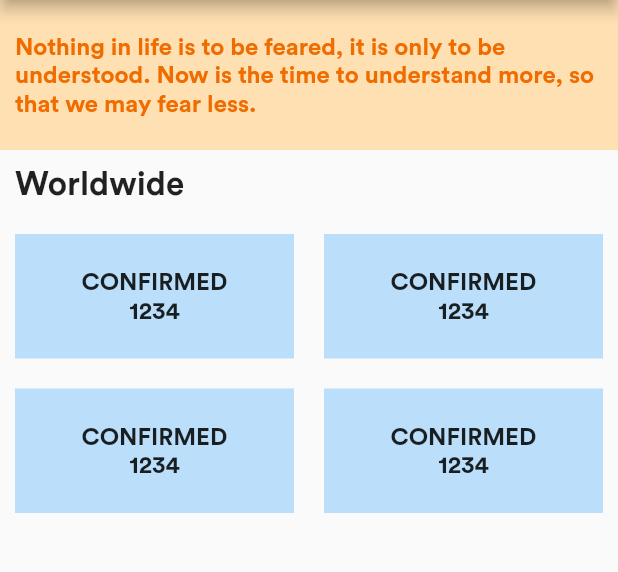
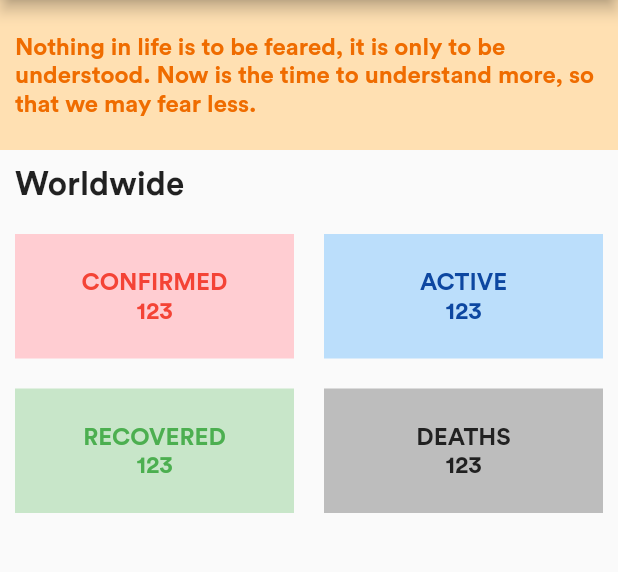
Before and after one commit to DaminduSandaruwan/COVID-19-Tracker, a Flutter app: the screen it shows after launch, on a phone screen of 412 x 824 dp, the part 84-656 px from its top. Run offline on Flutter 3.47's test engine with Material 2 defaults, Android fonts, the phone set to English and light mode, and no system bars.

Commit message:
add styles

```diff
--- a/lib/panels/worldwidepanel.dart
+++ b/lib/panels/worldwidepanel.dart
@@ -11,10 +11,30 @@ class WorldWidePanel extends StatelessWidget {
           childAspectRatio: 2
         ),
         children: <Widget>[
-          StatusPanel(),
-          StatusPanel(),
-          StatusPanel(),
-          StatusPanel(),
+          StatusPanel(
+            title: 'CONFIRMED',
+            panelColor: Colors.red[100],
+            textColor: Colors.red,
+            count: '123',
+          ),
+          StatusPanel(
+            title: 'ACTIVE',
+            panelColor: Colors.blue[100],
+            textColor: Colors.blue[900],
+            count: '123',
+          ),
+          StatusPanel(
+            title: 'RECOVERED',
+            panelColor: Colors.green[100],
+            textColor: Colors.green,
+            count: '123',
+          ),
+          StatusPanel(
+            title: 'DEATHS',
+            panelColor: Colors.grey[400],
+            textColor: Colors.grey[900],
+            count: '123',
+          ),
         ],
       ),
 
@@ -23,19 +43,27 @@ class WorldWidePanel extends StatelessWidget {
 }
 
 class StatusPanel extends StatelessWidget {
+
+  final Color panelColor;
+  final Color textColor;
+  final String title;
+  final String count;
+
+  const StatusPanel({Key key, this.panelColor, this.textColor, this.title, this.count}) : super(key: key);
+
   @override
   Widget build(BuildContext context) {
     double width = MediaQuery.of(context).size.width;
     return Container(
       margin: EdgeInsets.all(10),
-      color: Colors.blue[100],
+      color: panelColor,
       height: 80,
       width: width/2,
       child: Column(
         mainAxisAlignment: MainAxisAlignment.center,
         children: <Widget>[
-          Text('CONFIRMED', style: TextStyle(fontWeight:FontWeight.bold, fontSize: 16),),
-          Text('1234', style: TextStyle(fontWeight:FontWeight.bold, fontSize: 16)),
+          Text(title, style: TextStyle(fontWeight:FontWeight.bold, fontSize: 16, color:textColor),),
+          Text(count, style: TextStyle(fontWeight:FontWeight.bold, fontSize: 16, color:textColor)),
         ],
       ),
     );
```
